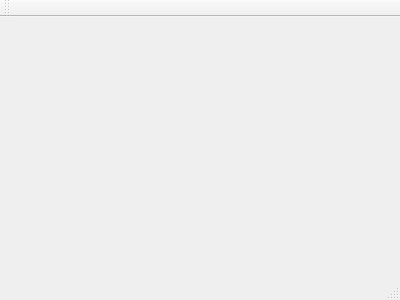
First picture: the form in Gui/AerialCraneCommandCenter/mainwindow.ui, repository rddyas002/AerialCrane, before the edit.
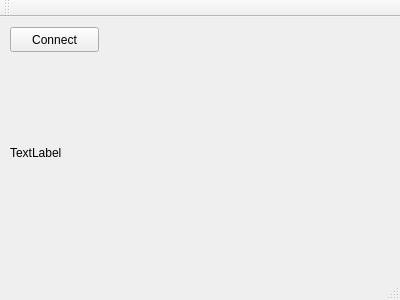
Second picture: the form after the edit.

Patch:
```diff
--- a/Gui/AerialCraneCommandCenter/mainwindow.ui
+++ b/Gui/AerialCraneCommandCenter/mainwindow.ui
@@ -12,13 +12,55 @@
   <property name="windowTitle" >
    <string>MainWindow</string>
   </property>
-  <widget class="QMenuBar" name="menuBar" />
-  <widget class="QToolBar" name="mainToolBar" />
-  <widget class="QWidget" name="centralWidget" />
-  <widget class="QStatusBar" name="statusBar" />
+  <widget class="QWidget" name="centralWidget">
+   <widget class="QPushButton" name="pushButton">
+    <property name="geometry">
+     <rect>
+      <x>10</x>
+      <y>10</y>
+      <width>89</width>
+      <height>25</height>
+     </rect>
+    </property>
+    <property name="text">
+     <string>Connect</string>
+    </property>
+   </widget>
+   <widget class="QLabel" name="lblSerialRx">
+    <property name="geometry">
+     <rect>
+      <x>10</x>
+      <y>40</y>
+      <width>381</width>
+      <height>191</height>
+     </rect>
+    </property>
+    <property name="text">
+     <string>TextLabel</string>
+    </property>
+   </widget>
+  </widget>
+  <widget class="QMenuBar" name="menuBar">
+   <property name="geometry">
+    <rect>
+     <x>0</x>
+     <y>0</y>
+     <width>400</width>
+     <height>22</height>
+    </rect>
+   </property>
+  </widget>
+  <widget class="QToolBar" name="mainToolBar">
+   <attribute name="toolBarArea">
+    <enum>TopToolBarArea</enum>
+   </attribute>
+   <attribute name="toolBarBreak">
+    <bool>false</bool>
+   </attribute>
+  </widget>
+  <widget class="QStatusBar" name="statusBar"/>
  </widget>
- <layoutDefault spacing="6" margin="11" />
- <pixmapfunction></pixmapfunction>
+ <layoutdefault spacing="6" margin="11"/>
  <resources/>
  <connections/>
 </ui>
```
Left out of the diff: 7 changed lines with no effect on the pictures.
